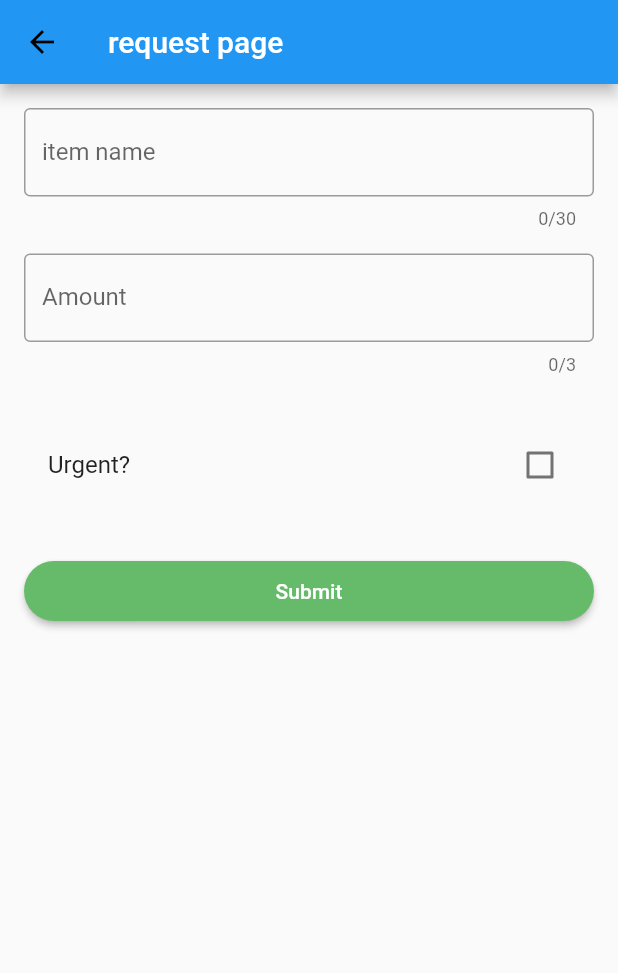
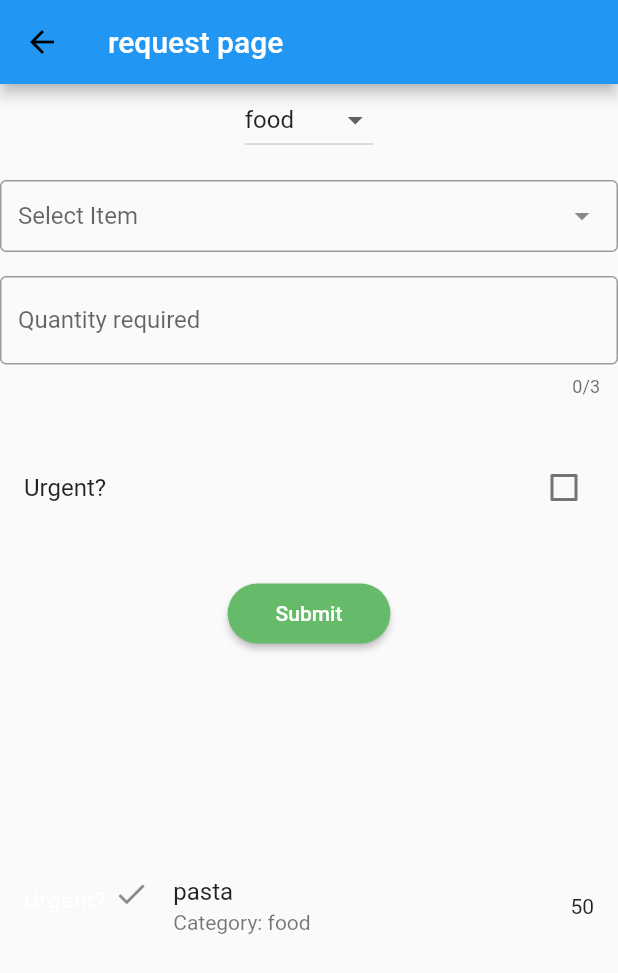
Before and after one commit to Bunksly/frontend-project, a Flutter app: the screen it shows after launch, after a tap on "Request Items", on a phone screen of 412 x 824 dp. Shown: the top 973 px of the screen. Run offline on Flutter 3.47's test engine with Material 2 defaults, Android fonts, the light colour scheme and no system bars; drawn by our look-alikes of dropdown_search; our stand-ins replace google_maps_flutter; network calls fail.

Commit message:
added barebones request page to foodbanks

```diff
--- a/lib/profile_page.dart
+++ b/lib/profile_page.dart
@@ -14,11 +14,28 @@ class ProfilePage extends StatefulWidget {
 }
 
 class _ProfilePageState extends State<ProfilePage> {
-  final List<Map> needList = [{
+  List<Map> needList = [
+    {
       "itemName": "pasta",
-"Amount":50,
+      "quantityRequired": 50,
+      "categoryName": "food",
       "isUrgent": true
-}];
+    }
+  ];
+
+  Icon urgentIcon(input) {
+    if (input) {
+      return Icon(Icons.check);
+    } else {
+      return Icon(Icons.close);
+    }
+  }
+
+  void setParentState(input) {
+    setState(() {
+      needList = input;
+    });
+  }
 
   @override
   Widget build(BuildContext context) {
@@ -27,7 +44,9 @@ class _ProfilePageState extends State<ProfilePage> {
     return Scaffold(
         appBar: buildAppBar(context),
         body: Column(children: [
-          Expanded(flex:2, child: ListView(
+          Expanded(
+            flex: 2,
+            child: ListView(
               physics: BouncingScrollPhysics(),
               children: [
                 ProfileWidget(
@@ -40,12 +59,21 @@ class _ProfilePageState extends State<ProfilePage> {
               ],
             ),
           ),
-          Expanded(child: ListView.builder(
+          Expanded(
+              child: ListView.builder(
                   itemCount: needList.length,
                   itemBuilder: (context, i) {
                     return ListTile(
+                      leading: RichText(
+                          text: TextSpan(children: [
+                        TextSpan(text: "Urgent? "),
+                        WidgetSpan(child: urgentIcon(needList[i]["isUrgent"]))
+                      ])),
                       title: Text(needList[i]["itemName"]),
-
+                      subtitle:
+                          Text("Category: " + needList[i]["categoryName"]),
+                      trailing:
+                          Text(needList[i]["quantityRequired"].toString()),
                     );
                   }))
         ]));
@@ -72,7 +100,8 @@ class _ProfilePageState extends State<ProfilePage> {
           Navigator.push(
               context,
               MaterialPageRoute(
-                builder: (context) => RequestPage(),
+                builder: (context) =>
+                    RequestPage(list: needList, statefn: setParentState),
               ));
         }, // function to link to the next page
       );
--- a/lib/request_page.dart
+++ b/lib/request_page.dart
@@ -1,32 +1,33 @@
 import 'package:flutter/material.dart';
 import 'package:frontend/widget/button_widget.dart';
+import 'package:dropdown_search/dropdown_search.dart';
 
 class RequestPage extends StatelessWidget {
   static final String title = "request page";
-  //const RequestPage({Key? key}) : super(key: key);
+  final List<Map> list;
+  final Function statefn;
+  const RequestPage({Key? key, required this.list, required this.statefn})
+      : super(key: key);
 
   @override
   Widget build(BuildContext context) {
     return Scaffold(
-  appBar:AppBar(
+      appBar: AppBar(
         leading: IconButton(
           icon: Icon(Icons.arrow_back, color: Colors.black),
           onPressed: () => Navigator.of(context).pop(),
         ),
         title: Text(title),
       ),
-        body: MainPage(),
+      body: MainPage(list: list, statefn: statefn),
     );
   }
 }
 
 class MainPage extends StatefulWidget {
-
-
-  const MainPage({
-    Key? key,
-
-  });
+  final List<Map> list;
+  final Function statefn;
+  const MainPage({Key? key, required this.list, required this.statefn});
 
   @override
   _MainPageState createState() => _MainPageState();
@@ -34,56 +35,128 @@ class MainPage extends StatefulWidget {
 
 class _MainPageState extends State<MainPage> {
   final formKey = GlobalKey<FormState>();
+
+  String dropdownValue = 'food';
+
+  final categoryList = ["food", "clothes", "toiletries"];
+
+  final Map itemMap = {
+    "food": ["pasta", "bread", "bananas"],
+    "clothes": ["trousers", "shirts", "shoes"],
+    "toiletries": ["soap", "toothpaste", "toilet paper"]
+  };
+
   String? itemName = '';
-  String? amount = '';
+  int? quantityRequired = 0;
+  String? categoryName = '';
   bool? isUrgent = false;
 
+  Icon urgentIcon(input) {
+    if (input) {
+      return Icon(Icons.check);
+    } else {
+      return Icon(Icons.close);
+    }
+  }
+
   @override
-  Widget build(BuildContext context) =>
-        Form(
+  void initState() {
+    super.initState();
+    categoryName = "food";
+  }
+
+  @override
+  Widget build(BuildContext context) => Column(children: [
+        Expanded(
+            flex: 2,
+            child: Form(
               key: formKey,
               //autovalidateMode: AutovalidateMode.onUserInteraction,
-          child: ListView(
-            padding: EdgeInsets.all(16),
+              child: Column(
                 children: [
+                  buildCategory(),
+                  const SizedBox(height: 16),
                   buildItemName(),
                   const SizedBox(height: 16),
-              buildAmount(),
+                  buildQuantityRequired(),
                   const SizedBox(height: 32),
                   buildIsUrgent(),
                   const SizedBox(height: 32),
                   buildSubmit(),
                 ],
               ),
+            )),
+        Expanded(
+          child: ListView.builder(
+              itemCount: widget.list.length,
+              itemBuilder: (context, i) {
+                return ListTile(
+                  leading: RichText(
+                      text: TextSpan(children: [
+                    TextSpan(text: "Urgent? "),
+                    WidgetSpan(child: urgentIcon(widget.list[i]["isUrgent"]))
+                  ])),
+                  title: Text(widget.list[i]["itemName"]),
+                  subtitle: Text("Category: " + widget.list[i]["categoryName"]),
+                  trailing: Text(widget.list[i]["quantityRequired"].toString()),
+                );
+              }),
+        )
+      ]);
 
+  Widget buildCategory() => DropdownButton(
+      value: dropdownValue,
+      items: categoryList.map<DropdownMenuItem<String>>((String value) {
+        return DropdownMenuItem<String>(
+          value: value,
+          child: Text(value),
         );
+      }).toList(),
+      onChanged: (String? newValue) {
+        setState(() {
+          dropdownValue = newValue!;
+          categoryName = newValue;
+        });
+      });
 
-  Widget buildItemName() => TextFormField(
+  Widget buildItemName() => DropdownSearch<String>(
+      mode: Mode.MENU,
+      items: itemMap[categoryName],
+      label: "Select Item",
+      showSearchBox: true,
+      popupItemDisabled: (String s) => s.startsWith('I'),
+      onChanged: (String? newValue) {
+        setState(() {
+          itemName = newValue;
+        });
+      });
+
+  // Widget buildItemName() => TextFormField(
+  //       decoration: InputDecoration(
+  //         labelText: 'item name',
+  //         border: OutlineInputBorder(),
+  //         // errorBorder:
+  //         //     OutlineInputBorder(borderSide: BorderSide(color: Colors.purple)),
+  //         // focusedErrorBorder:
+  //         //     OutlineInputBorder(borderSide: BorderSide(color: Colors.purple)),
+  //         // errorStyle: TextStyle(color: Colors.purple),
+  //       ),
+  //       validator: (value) {
+  //         if (value == null) {
+  //           return 'Enter an item name';
+  //         } else if (value.length < 4) {
+  //           return 'Enter at least 4 characters';
+  //         } else {
+  //           return null;
+  //         }
+  //       },
+  //       maxLength: 30,
+  //       onSaved: (value) => setState(() => itemName = value!),
+  //     );
+
+  Widget buildQuantityRequired() => TextFormField(
         decoration: InputDecoration(
-          labelText: 'item name',
-          border: OutlineInputBorder(),
-          // errorBorder:
-          //     OutlineInputBorder(borderSide: BorderSide(color: Colors.purple)),
-          // focusedErrorBorder:
-          //     OutlineInputBorder(borderSide: BorderSide(color: Colors.purple)),
-          // errorStyle: TextStyle(color: Colors.purple),
-        ),
-        validator: (value) {
-          if (value == null) {
-            return 'Enter at least 4 characters';
-          } else if (value.length < 4) {
-            return 'Enter at least 4 characters';
-          } else {
-            return null;
-          }
-        },
-        maxLength: 30,
-        onSaved: (value) => setState(() => itemName = value!),
-      );
-
-  Widget buildAmount() => TextFormField(
-        decoration: InputDecoration(
-          labelText: 'Amount',
+          labelText: 'Quantity required',
           border: OutlineInputBorder(),
         ),
         validator: (value) {
@@ -99,7 +172,8 @@ class _MainPageState extends State<MainPage> {
         },
         maxLength: 3,
         // keyboardType: TextInputType.emailAddress,
-        onSaved: (value) => setState(() => amount = value),
+        onSaved: (value) =>
+            setState(() => quantityRequired = int.parse(value.toString())),
       );
 
   Widget buildIsUrgent() => CheckboxListTile(
@@ -140,16 +214,43 @@ class _MainPageState extends State<MainPage> {
             if (isValid) {
               formKey.currentState!.save();
 
-              final message =
-                  'Username: $itemName\nPassword: $isUrgent\nEmail: $amount';
-              final snackBar = SnackBar(
-                content: Text(
-                  message,
-                  style: TextStyle(fontSize: 20),
-                ),
-                backgroundColor: Colors.green,
-              );
-              ScaffoldMessenger.of(context).showSnackBar(snackBar);
+              Map output = {
+                "itemName": itemName,
+                "quantityRequired": quantityRequired,
+                "categoryName": categoryName,
+                "isUrgent": isUrgent
+              };
+
+              void duplicateAdder() {
+                bool didAdd = false;
+                for (final x in widget.list) {
+                  String outputItemName = output["itemName"];
+                  String xItemName = x["itemName"];
+                  if (xItemName == outputItemName) {
+                    x["quantityRequired"] += output["quantityRequired"];
+                    didAdd = true;
+                    break;
+                  }
+                }
+                if (didAdd == false) {
+                  widget.list.add(output);
+                }
+              }
+
+              duplicateAdder();
+
+              widget.statefn(widget.list);
+
+              // final message =
+              //     'Username: $itemName\nPassword: $isUrgent\nEmail: $quantityRequired\nCategory: $categoryName';
+              // final snackBar = SnackBar(
+              //   content: Text(
+              //     message,
+              //     style: TextStyle(fontSize: 20),
+              //   ),
+              //   backgroundColor: Colors.green,
+              // );
+              // ScaffoldMessenger.of(context).showSnackBar(snackBar);
             }
           },
         ),
--- a/pubspec.yaml
+++ b/pubspec.yaml
@@ -38,6 +38,7 @@ dependencies:
   http: ^0.13.4
   json_annotation: ^4.4.0
   json_serializable: ^6.1.5
+  dropdown_search: ^2.0.1
 
 dev_dependencies:
   flutter_test:
```
Also changed, not shown: pubspec.lock. Lines whose indentation alone changed are shown as unchanged.
